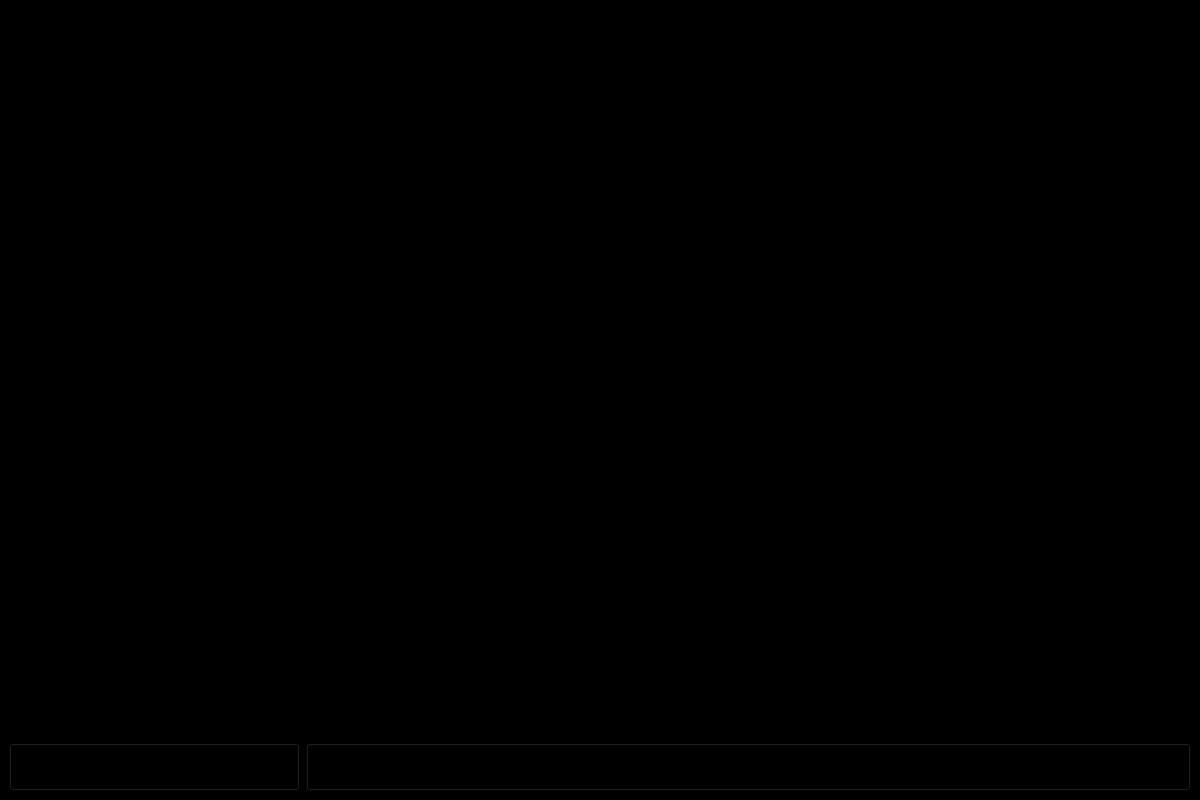
Before: the Qt Designer form transaction_upi.ui in acmpesuecc/GrowPal, drawn with Qt 5.
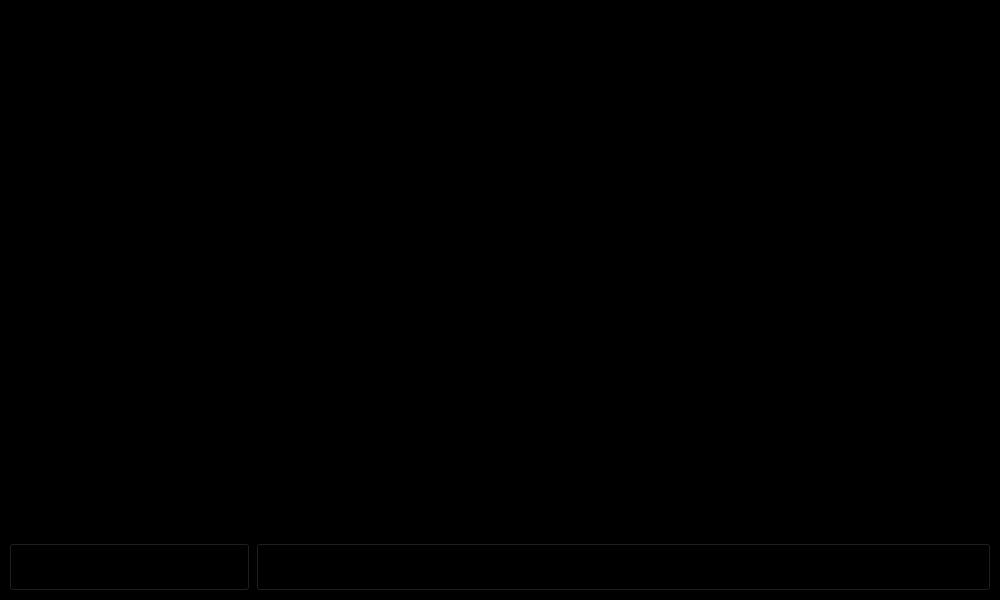
After: the same form once the commit is applied. Icons and pictures are not drawn.

```diff
--- a/transaction_upi.ui
+++ b/transaction_upi.ui
@@ -6,14 +6,14 @@
    <rect>
     <x>0</x>
     <y>0</y>
-    <width>1200</width>
-    <height>800</height>
+    <width>1000</width>
+    <height>600</height>
    </rect>
   </property>
   <property name="minimumSize">
    <size>
-    <width>1200</width>
-    <height>800</height>
+    <width>1000</width>
+    <height>600</height>
    </size>
   </property>
   <property name="maximumSize">
```
